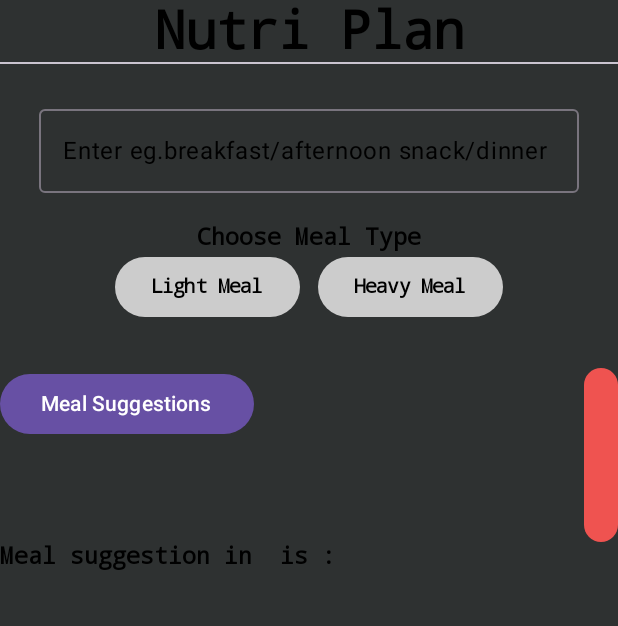
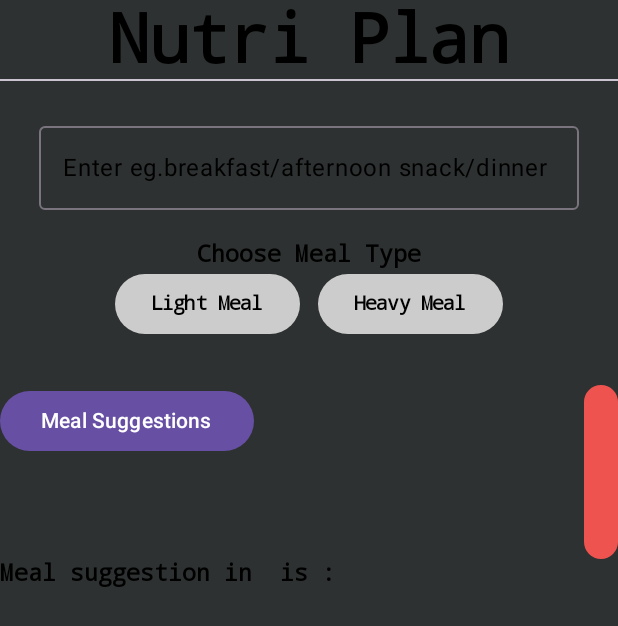
Before and after one commit to Natz-reddy/NutriPlan, an Android app built with Jetpack Compose: the screen it shows after launch (MainActivity), on a phone screen of 412 x 824 dp. Shown: the top 626 px of the screen. Run offline under Robolectric (Android 15) with nearby library versions, the phone set to English and light mode, and no system bars.

Commit message:
editing text size

```diff
--- a/app/src/main/java/com/example/nutriplan/MainActivity.kt
+++ b/app/src/main/java/com/example/nutriplan/MainActivity.kt
@@ -61,7 +61,7 @@ class MainActivity : ComponentActivity() {
             ) {
                 Text(
                     text = " Nutri Plan ",
-                    fontSize = 35.sp,
+                    fontSize = 45.sp,
                     fontWeight = FontWeight.Black,
                     fontFamily = FontFamily.Monospace
                 )
```
